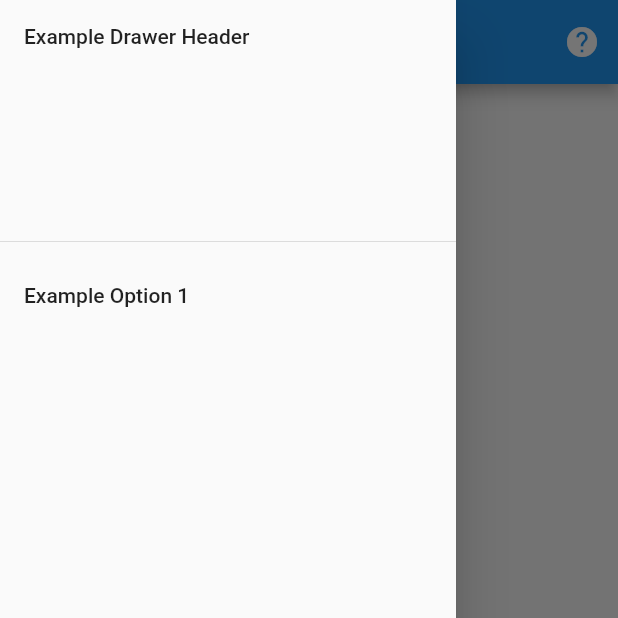
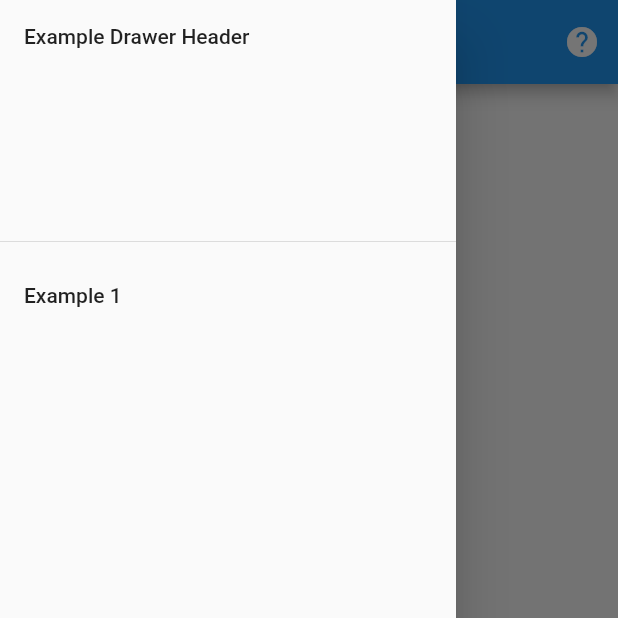
Before and after one commit to Shelter-Connect/phase1, a Flutter app: the screen it shows after launch, with the side drawer open, on a phone screen of 412 x 824 dp, the top half of it. Run offline on Flutter 3.47's test engine with Material 2 defaults, Android fonts, the light colour scheme and no system bars.

Commit message:
Added params to StandardLayout

```diff
--- a/lib/components/standard_layout.dart
+++ b/lib/components/standard_layout.dart
@@ -1,11 +1,21 @@
 import 'package:flutter/material.dart';
 
-class StandardLayout extends StatelessWidget {
-  final String title, drawerHeaderText;
+class StandardLayout extends StatelessWidget { // TODO: UI changes
+  final String title, drawerHeaderText, helpText;
   final bool menu, help;
+  final Widget body;
+  final List drawerOptions;
 
-  // TODO add more parameters for other things
-  StandardLayout({@required this.title, this.menu=true, this.help=true, this.drawerHeaderText='',});
+  // TODO: add more parameters for other things
+  StandardLayout({
+    @required this.title,
+    this.body,
+    this.menu = true,
+    this.drawerHeaderText = '',
+    this.drawerOptions, // TODO: change format from list to something else
+    this.help = true,
+    this.helpText = '',
+  });
 
   @override
   Widget build(BuildContext context) {
@@ -38,7 +48,7 @@ class StandardLayout extends StatelessWidget {
           ),
         ],
       ),
-      // TODO: add body to Scaffold
+      body: body,
       drawer: Drawer(
         child: ListView(
           padding: EdgeInsets.zero,
@@ -46,9 +56,9 @@ class StandardLayout extends StatelessWidget {
             DrawerHeader(
               child: Text(drawerHeaderText),
             ),
-            ListTile( // TODO: add for loop functionality for more options
-              title: Text('Example Option 1'),
-              onTap: () {},
+            for (var option in drawerOptions) ListTile(
+              title: Text(option[0]),
+              onTap: () {Navigator.pushNamed(context, option[2]);}
             ),
           ],
         ),
@@ -72,7 +82,7 @@ class StandardLayout extends StatelessWidget {
             padding: EdgeInsets.all(25.0),
             child: Column(
               children: <Widget>[
-                Text('Example help text. Example help text. Example help text. Example help text. Example help text. Example help text. Example help text. Example help text. '),
+                Text(helpText),
               ],
             ),
           ),
--- a/lib/pages/example.dart
+++ b/lib/pages/example.dart
@@ -15,6 +15,9 @@ class _ExamplePageState extends State<ExamplePage> {
       menu: true,
       help: true,
       drawerHeaderText: 'Example Drawer Header',
+      helpText:
+      'Example help text. Example help text. Example help text. Example help text. Example help text. Example help text. Example help text. Example help text. ',
+      drawerOptions: [['Example 1', '/example']],
     );
   }
 }
```
